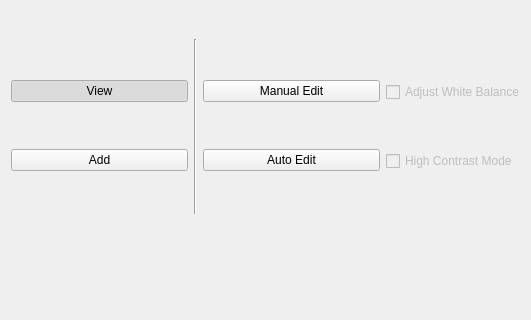
Above: gui/definitions/ui/result_editor_dialog.ui from SilMon/NucDetect before the change; both pictures show x 0 to 531 and y 153 to 473 of the 1132 by 882 pixel window. Below: the same form after it.
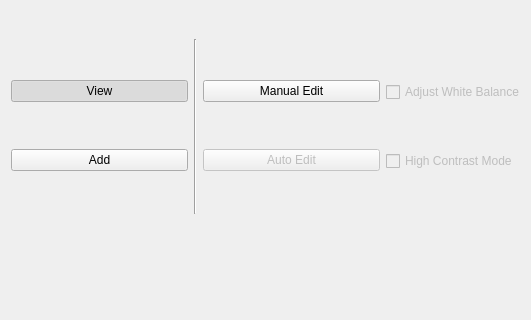
That is the form after the change.

Diff of the .ui file:
```diff
--- a/gui/definitions/ui/result_editor_dialog.ui
+++ b/gui/definitions/ui/result_editor_dialog.ui
@@ -139,6 +139,9 @@
          </item>
          <item>
           <widget class="QPushButton" name="btn_auto">
+           <property name="enabled">
+            <bool>false</bool>
+           </property>
            <property name="toolTip">
             <string>Opens a dialog to semi-automatically adjust the nucleus detection</string>
            </property>
```
